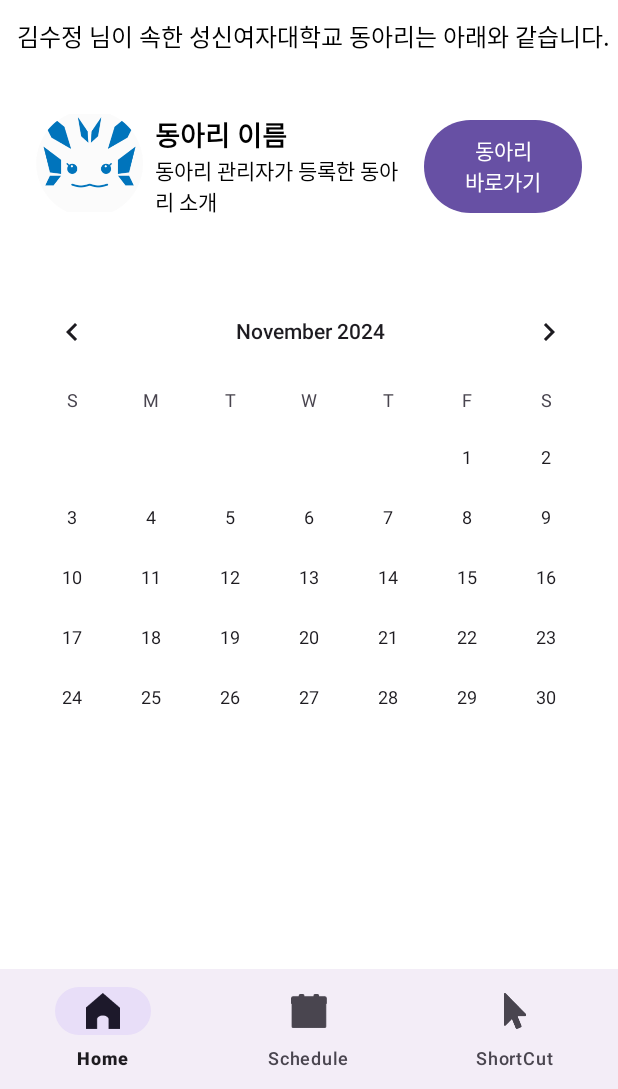
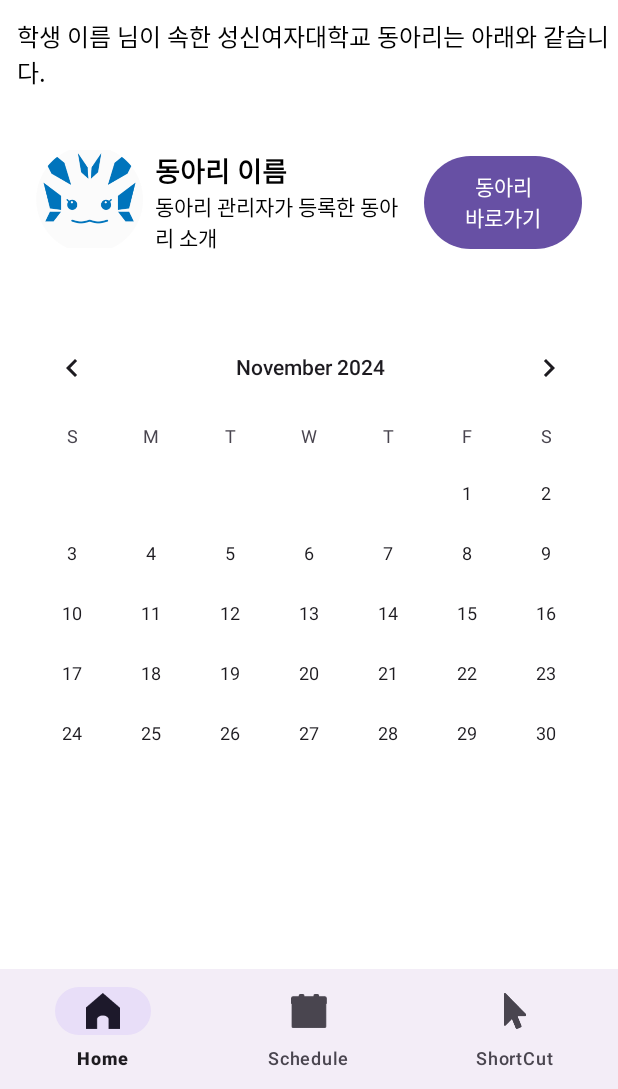
Before and after one commit to GeungYo/SungshinClub, an Android app: the fragment UserInfoFragment placed in its activity, after a tap on an icon or button, on a phone screen of 412 x 824 dp, the part 147-1236 px from its top. Run offline under Robolectric (Android 15) with nearby library versions, the phone set to English and light mode, and no system bars.

Commit message:
회원가입 시 사용한 이름, 전부 저장해서 학생 이름에 반영

```diff
--- a/app/src/main/java/edu/sswu/sungshinclub/HomeFragment.kt
+++ b/app/src/main/java/edu/sswu/sungshinclub/HomeFragment.kt
@@ -1,9 +1,11 @@
 package edu.sswu.sungshinclub
 
+import android.content.Context
 import android.os.Bundle
 import android.view.LayoutInflater
 import android.view.View
 import android.view.ViewGroup
+import android.widget.TextView
 import androidx.fragment.app.Fragment
 
 class HomeFragment : Fragment() {
@@ -11,6 +13,17 @@ class HomeFragment : Fragment() {
         inflater: LayoutInflater, container: ViewGroup?,
         savedInstanceState: Bundle?
     ): View? {
-        return inflater.inflate(R.layout.fragment_home, container, false)
+        val view = inflater.inflate(R.layout.fragment_home, container, false)
+
+        // SharedPreferences에서 사용자 정보 가져오기
+        val sharedPreferences = requireContext().getSharedPreferences("AppPrefs", Context.MODE_PRIVATE)
+        val studentId = sharedPreferences.getString("currentUser", null) // 현재 사용자 학번
+        val userName = sharedPreferences.getString("$studentId:name", "학생 이름") // 사용자 이름
+
+        // 텍스트 뷰에 사용자 이름 설정
+        val studentInfoTextView = view.findViewById<TextView>(R.id.studentInfo)
+        studentInfoTextView.text = "$userName 님이 속한 성신여자대학교 동아리는 아래와 같습니다."
+
+        return view
     }
 }
--- a/app/src/main/java/edu/sswu/sungshinclub/SignUpFragment.kt
+++ b/app/src/main/java/edu/sswu/sungshinclub/SignUpFragment.kt
@@ -25,7 +25,7 @@ class SignUpFragment : Fragment() {
         val passwordInput = view.findViewById<EditText>(R.id.editTextPassword)
         val submitButton = view.findViewById<Button>(R.id.btnSubmit)
 
-        val sharedPreferences = requireContext().getSharedPreferences("UserPrefs", Context.MODE_PRIVATE)
+        val sharedPreferences = requireContext().getSharedPreferences("AppPrefs", Context.MODE_PRIVATE)
 
         submitButton.setOnClickListener {
             val name = nameInput.text.toString()
@@ -38,6 +38,7 @@ class SignUpFragment : Fragment() {
                     val editor = sharedPreferences.edit()
                     editor.putString("$studentId:name", name)
                     editor.putString("$studentId:password", password)
+                    editor.putString("currentUser", studentId) // 현재 사용자 저장
                     editor.apply()
 
                     Toast.makeText(context, "회원가입 성공!", Toast.LENGTH_SHORT).show()
--- a/app/src/main/java/edu/sswu/sungshinclub/UserInfoFragment.kt
+++ b/app/src/main/java/edu/sswu/sungshinclub/UserInfoFragment.kt
@@ -1,11 +1,11 @@
 package edu.sswu.sungshinclub
 
-import edu.sswu.sungshinclub.LoginActivity
 import android.content.Context
 import android.content.Intent
 import android.os.Bundle
 import android.view.View
 import android.widget.Button
+import android.widget.TextView
 import androidx.fragment.app.Fragment
 
 class UserInfoFragment : Fragment(R.layout.fragment_user_info) {
@@ -13,19 +13,23 @@ class UserInfoFragment : Fragment(R.layout.fragment_user_info) {
     override fun onViewCreated(view: View, savedInstanceState: Bundle?) {
         super.onViewCreated(view, savedInstanceState)
 
-        // 로그아웃 버튼 참조
+        // SharedPreferences에서 사용자 정보 가져오기
+        val sharedPreferences = requireContext().getSharedPreferences("AppPrefs", Context.MODE_PRIVATE)
+        val studentId = sharedPreferences.getString("currentUser", null) // 현재 사용자 학번
+        val userName = sharedPreferences.getString("$studentId:name", "학생 이름") // 사용자 이름
+
+        // 텍스트 뷰에 사용자 이름 설정
+        val userNameTextView = view.findViewById<TextView>(R.id.userNameTextView)
+        userNameTextView.text = userName
+
+        // 로그아웃 버튼 설정
         val logoutButton = view.findViewById<Button>(R.id.logoutButton)
-
         logoutButton.setOnClickListener {
-            val sharedPreferences = requireContext().getSharedPreferences("AppPrefs", Context.MODE_PRIVATE)
             val editor = sharedPreferences.edit()
-
-            // 로그인 상태 초기화
             editor.putBoolean("isLoggedIn", false)
             editor.putString("currentUser", null)
             editor.apply()
 
-            // LoginActivity로 이동
             val intent = Intent(activity, LoginActivity::class.java)
             startActivity(intent)
             activity?.finish()
--- a/app/src/main/res/layout/fragment_home.xml
+++ b/app/src/main/res/layout/fragment_home.xml
@@ -37,6 +37,7 @@
         android:text="김수정 님이 속한 성신여자대학교 동아리는 아래와 같습니다."
         android:textColor="@android:color/black"
         android:textSize="16sp" />
+
 
     <LinearLayout
         android:id="@+id/clubListLayout"
--- a/app/src/main/res/layout/fragment_user_info.xml
+++ b/app/src/main/res/layout/fragment_user_info.xml
@@ -38,12 +38,14 @@
             android:paddingEnd="8dp">
 
             <TextView
+                android:id="@+id/userNameTextView"
                 android:layout_width="wrap_content"
                 android:layout_height="wrap_content"
                 android:text="학생 이름"
                 android:textColor="@android:color/black"
                 android:textSize="18sp"
                 android:textStyle="bold" />
+
 
             <TextView
                 android:layout_width="wrap_content"
```
Also changed, not shown: app/src/main/java/edu/sswu/sungshinclub/LoginActivity.kt (+6 -2 lines).
